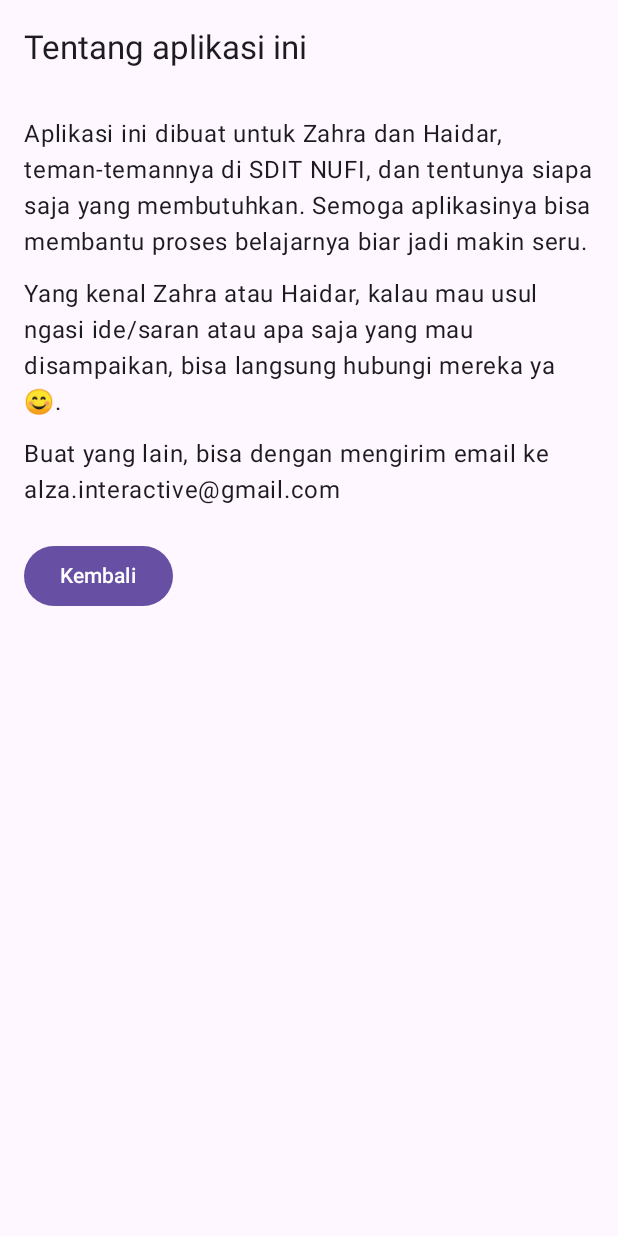
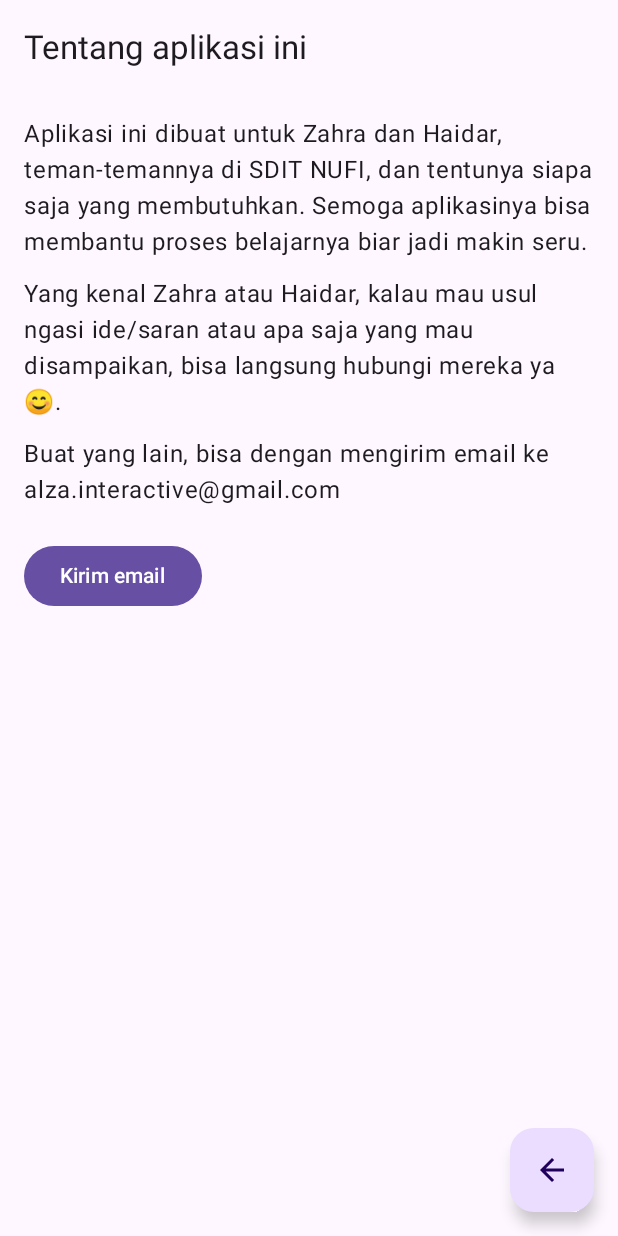
Before and after one commit to ewinsutriandi/KosakataBhsArab, an Android app built with Jetpack Compose: the InfoScreen screen opened through its navigation route, on a phone screen of 412 x 824 dp. Run offline under Robolectric (Android 15) with nearby library versions, the phone set to English and light mode, and no system bars; 1 statement that could not run was skipped.

Commit message:
back handler

```diff
--- a/app/src/main/java/com/alza/quiz/irfanvocab/model/NumberQuiz.kt
+++ b/app/src/main/java/com/alza/quiz/irfanvocab/model/NumberQuiz.kt
@@ -32,6 +32,9 @@ data class ExerciseModel(
         FRUITS,
         COLORS,
         APPARELS,
+        CLASSROOM,
+        JOBS,
+        BODYPARTS
     }
     fun isCompleted(): Boolean = (correctAnswers + incorrectAnswers) == questions.size
 }
--- a/app/src/main/java/com/alza/quiz/irfanvocab/ui/InfoScreen.kt
+++ b/app/src/main/java/com/alza/quiz/irfanvocab/ui/InfoScreen.kt
@@ -1,19 +1,26 @@
 package com.alza.quiz.irfanvocab.ui
 
+import android.content.Intent
+import android.net.Uri
 import androidx.compose.foundation.layout.Column
 import androidx.compose.foundation.layout.Spacer
 import androidx.compose.foundation.layout.height
 import androidx.compose.foundation.layout.padding
 import androidx.compose.foundation.rememberScrollState
 import androidx.compose.foundation.verticalScroll
+import androidx.compose.material.icons.Icons
+import androidx.compose.material.icons.automirrored.filled.ArrowBack
 import androidx.compose.material3.Button
 import androidx.compose.material3.ExperimentalMaterial3Api
+import androidx.compose.material3.FloatingActionButton
+import androidx.compose.material3.Icon
 import androidx.compose.material3.MaterialTheme
 import androidx.compose.material3.Scaffold
 import androidx.compose.material3.Text
 import androidx.compose.material3.TopAppBar
 import androidx.compose.runtime.Composable
 import androidx.compose.ui.Modifier
+import androidx.compose.ui.platform.LocalContext
 import androidx.compose.ui.unit.dp
 import androidx.navigation.NavController
 
@@ -23,11 +30,21 @@ fun InfoScreen(
     navController: NavController,
     backRoute: String
 ) {
+    val context = LocalContext.current
     Scaffold(
         topBar = {
             TopAppBar(
                 title = { Text("Tentang aplikasi ini") }
             )
+        },
+        floatingActionButton = {
+            FloatingActionButton(
+                onClick = {
+                    navController.navigate("main")
+                }
+            ) {
+                Icon(Icons.AutoMirrored.Filled.ArrowBack, contentDescription = "Back")
+            }
         }
     ) { innerPadding ->
         Column(
@@ -64,9 +81,19 @@ fun InfoScreen(
 
             // Back button
             Button(
-                onClick = { navController.navigate(backRoute) }
+                onClick = {
+                    val intent = Intent(Intent.ACTION_SENDTO).apply {
+                        data = Uri.parse("mailto:") // only email apps should handle this
+                        putExtra(Intent.EXTRA_EMAIL, arrayOf("alza.interactive@gmail.com"))
+                        putExtra(Intent.EXTRA_SUBJECT, "Feedback: Koksakata bahasa arab")
+                    }
+
+                    if (intent.resolveActivity(context.packageManager) != null) {
+                        context.startActivity(intent)
+                    }
+                }
             ) {
-                Text("Kembali")
+                Text("Kirim email")
             }
         }
     }
--- a/app/src/main/java/com/alza/quiz/irfanvocab/ui/MainScreen.kt
+++ b/app/src/main/java/com/alza/quiz/irfanvocab/ui/MainScreen.kt
@@ -1,5 +1,7 @@
 package com.alza.quiz.irfanvocab.ui
 
+import android.widget.Toast
+import androidx.activity.compose.BackHandler
 import androidx.compose.foundation.Image
 import androidx.compose.foundation.background
 import androidx.compose.foundation.clickable
@@ -14,9 +16,13 @@ import androidx.compose.foundation.lazy.grid.LazyVerticalGrid
 import androidx.compose.foundation.lazy.grid.items
 import androidx.compose.foundation.shape.RoundedCornerShape
 import androidx.compose.material.icons.Icons
+import androidx.compose.material.icons.outlined.AccountBox
 import androidx.compose.material.icons.outlined.Build
+import androidx.compose.material.icons.outlined.Face
+import androidx.compose.material.icons.outlined.Favorite
 import androidx.compose.material.icons.outlined.Info
 import androidx.compose.material.icons.outlined.ShoppingCart
+import androidx.compose.material.icons.outlined.Star
 import androidx.compose.material3.Icon
 import androidx.compose.material3.MaterialTheme
 import androidx.compose.material3.NavigationBar
@@ -24,6 +30,11 @@ import androidx.compose.material3.NavigationBarItem
 import androidx.compose.material3.Scaffold
 import androidx.compose.material3.Text
 import androidx.compose.runtime.Composable
+import androidx.compose.runtime.LaunchedEffect
+import androidx.compose.runtime.getValue
+import androidx.compose.runtime.mutableStateOf
+import androidx.compose.runtime.remember
+import androidx.compose.runtime.setValue
 import androidx.compose.ui.Alignment
 import androidx.compose.ui.Modifier
 import androidx.compose.ui.draw.clip
@@ -39,6 +50,7 @@ import com.alza.quiz.irfanvocab.model.TransDirection
 import com.alza.quiz.irfanvocab.model.loadAndGenerateQuiz
 import com.alza.quiz.irfanvocab.model.trLevelNames
 import com.alza.quiz.irfanvocab.ui.theme.PrimaryContainer
+import kotlinx.coroutines.delay
 
 @Composable
 fun MainScreen(
@@ -46,6 +58,24 @@ fun MainScreen(
     viewModel: SharedQuizViewModel
 ) {
     val context = LocalContext.current
+    var backPressedOnce by remember { mutableStateOf(false) }
+
+    BackHandler {
+        if (backPressedOnce) {
+            (context as? android.app.Activity)?.finish()
+        } else {
+            backPressedOnce = true
+            Toast.makeText(context, "Tekan kembali sekali lagi untuk keluar dari app", Toast.LENGTH_SHORT).show()
+        }
+    }
+
+    LaunchedEffect(backPressedOnce) {
+        if (backPressedOnce) {
+            delay(3000)
+            backPressedOnce = false
+        }
+    }
+
     Scaffold(
         bottomBar = {
             NavigationBar(
@@ -59,13 +89,23 @@ fun MainScreen(
                     onClick = { navController.navigate("info") }
                 )
                 NavigationBarItem(
-                    icon = { Icon(Icons.Outlined.Build, contentDescription = "Copyright & license") },
-                    label = { Text("Hak Cipta") },
+                    icon = {
+                        Icon(
+                            painter = painterResource(R.drawable.ic_copyright),
+                            contentDescription = "License"
+                        )
+                    },
+                    label = { Text("Lisensi") },
                     selected = false,
                     onClick = { navController.navigate("copy") }
                 )
                 NavigationBarItem(
-                    icon = { Icon(Icons.Outlined.ShoppingCart, contentDescription = "More") },
+                    icon = {
+                        Icon(
+                            painter = painterResource(R.drawable.ic_moreapps),
+                            contentDescription = "More apps"
+                        )
+                    },
                     label = { Text("Apps Lainnya") },
                     selected = false,
                     onClick = { navController.navigate("store") }
@@ -102,9 +142,13 @@ fun MainScreen(
                     listOf(
                         ExerciseModel.ExerciseType.NUMBERS,
                         ExerciseModel.ExerciseType.ANIMALS,
-                        ExerciseModel.ExerciseType.COLORS,
                         ExerciseModel.ExerciseType.FRUITS,
                         ExerciseModel.ExerciseType.FAMILY,
+                        ExerciseModel.ExerciseType.CLASSROOM,
+                        ExerciseModel.ExerciseType.BODY_PARTS,
+                        ExerciseModel.ExerciseType.COLORS,
+                        ExerciseModel.ExerciseType.APPARELS,
+                        ExerciseModel.ExerciseType.JOBS,
                     )
                 ) { exerciseType ->
                     VocabularyButton(
@@ -171,6 +215,10 @@ fun VocabularyButton(exerciseType: ExerciseModel.ExerciseType,
                 ExerciseModel.ExerciseType.FRUITS -> painterResource(id = R.drawable.icon_fruits)
                 ExerciseModel.ExerciseType.COLORS -> painterResource(id = R.drawable.icon_colors)
                 ExerciseModel.ExerciseType.FAMILY -> painterResource(id = R.drawable.icon_family)
+                ExerciseModel.ExerciseType.CLASSROOM -> painterResource(id = R.drawable.icon_classroom)
+                ExerciseModel.ExerciseType.JOBS -> painterResource(id = R.drawable.icon_jobs)
+                ExerciseModel.ExerciseType.APPARELS -> painterResource(id = R.drawable.icon_apparels)
+                ExerciseModel.ExerciseType.BODY_PARTS -> painterResource(id = R.drawable.icon_bodyparts)
                 else -> painterResource(id = R.drawable.icon_animals)
             },
 
@@ -181,16 +229,9 @@ fun VocabularyButton(exerciseType: ExerciseModel.ExerciseType,
                 .background(PrimaryContainer)
                 .padding(8.dp)
         )
+        trLevelNames[exerciseType]?.let {
             Text(
-            text = when (exerciseType) {
-                ExerciseModel.ExerciseType.NUMBERS -> "Bilangan"
-                ExerciseModel.ExerciseType.ANIMALS -> "Hewan"
-                ExerciseModel.ExerciseType.APPARELS -> "Pakaian"
-                ExerciseModel.ExerciseType.COLORS -> "Warna"
-                ExerciseModel.ExerciseType.FRUITS -> "Buah"
-                ExerciseModel.ExerciseType.FAMILY -> "Keluarga"
-                else -> exerciseType.name.lowercase().replaceFirstChar { it.titlecase() }
-            },
+                text = it,
                 style = MaterialTheme.typography.titleMedium.copy(
                     fontWeight = FontWeight.Bold,
                     //color = Color(0xFF0288D1),
@@ -200,3 +241,4 @@ fun VocabularyButton(exerciseType: ExerciseModel.ExerciseType,
             )
         }
     }
+}
--- /dev/null
+++ b/app/src/main/res/drawable/ic_copyright.xml
@@ -0,0 +1,31 @@
+<vector xmlns:android="http://schemas.android.com/apk/res/android"
+    android:width="24dp"
+    android:height="24dp"
+    android:viewportWidth="24"
+    android:viewportHeight="24"
+    >
+
+    <!-- Outer circle -->
+    <path
+        android:fillColor="@android:color/transparent"
+        android:strokeColor="#000000"
+        android:strokeWidth="2"
+        android:pathData="M12,2
+                          A10,10 0 1,1 12,22
+                          A10,10 0 1,1 12,2Z" />
+
+    <!-- "C" letter -->
+    <path
+        android:fillColor="#000000"
+        android:pathData="M15.5,9
+                          C14.7,7.8 13.5,7.2 12,7.2
+                          C9.8,7.2 8,9 8,12
+                          C8,15 9.8,16.8 12,16.8
+                          C13.5,16.8 14.7,16.2 15.5,15
+                          L14.2,14
+                          C13.7,14.7 13,15.2 12,15.2
+                          C10.6,15.2 9.6,14 9.6,12
+                          C9.6,10 10.6,8.8 12,8.8
+                          C13,8.8 13.7,9.3 14.2,10
+                          L15.5,9Z" />
+</vector>
--- /dev/null
+++ b/app/src/main/res/drawable/ic_moreapps.xml
@@ -0,0 +1,22 @@
+<vector xmlns:android="http://schemas.android.com/apk/res/android"
+    android:width="24dp"
+    android:height="24dp"
+    android:viewportWidth="24"
+    android:viewportHeight="24"
+    >
+
+    <!-- Row 1 -->
+    <path android:fillColor="#000000" android:pathData="M6,5a1.5,1.5 0 1,1 -3,0a1.5,1.5 0 1,1 3,0Z" />
+    <path android:fillColor="#000000" android:pathData="M13,5a1.5,1.5 0 1,1 -3,0a1.5,1.5 0 1,1 3,0Z" />
+    <path android:fillColor="#000000" android:pathData="M20,5a1.5,1.5 0 1,1 -3,0a1.5,1.5 0 1,1 3,0Z" />
+
+    <!-- Row 2 -->
+    <path android:fillColor="#000000" android:pathData="M6,12a1.5,1.5 0 1,1 -3,0a1.5,1.5 0 1,1 3,0Z" />
+    <path android:fillColor="#000000" android:pathData="M13,12a1.5,1.5 0 1,1 -3,0a1.5,1.5 0 1,1 3,0Z" />
+    <path android:fillColor="#000000" android:pathData="M20,12a1.5,1.5 0 1,1 -3,0a1.5,1.5 0 1,1 3,0Z" />
+
+    <!-- Row 3 -->
+    <path android:fillColor="#000000" android:pathData="M6,19a1.5,1.5 0 1,1 -3,0a1.5,1.5 0 1,1 3,0Z" />
+    <path android:fillColor="#000000" android:pathData="M13,19a1.5,1.5 0 1,1 -3,0a1.5,1.5 0 1,1 3,0Z" />
+    <path android:fillColor="#000000" android:pathData="M20,19a1.5,1.5 0 1,1 -3,0a1.5,1.5 0 1,1 3,0Z" />
+</vector>
```
Also changed, not shown: app/src/main/java/com/alza/quiz/irfanvocab/model/TranslationQuestionGenerator.kt (+11 -6 lines), app/src/main/java/com/alza/quiz/irfanvocab/ui/CopyScreen.kt (+14 -6 lines), app/src/main/java/com/alza/quiz/irfanvocab/ui/LevelSelectionScreen.kt (+20 -0 lines), app/src/main/java/com/alza/quiz/irfanvocab/ui/MoreAppsScreen.kt (+14 -6 lines), app/src/main/assets/jobs.json (renamed from app/src/main/assets/professions.json), app/src/main/res/drawable/icon_apparels.png (added), app/src/main/res/drawable/icon_bodyparts.png (added), app/src/main/res/drawable/icon_classroom.png (added), app/src/main/res/drawable/icon_jobs.png (added). Lines whose indentation alone changed are shown as unchanged.
